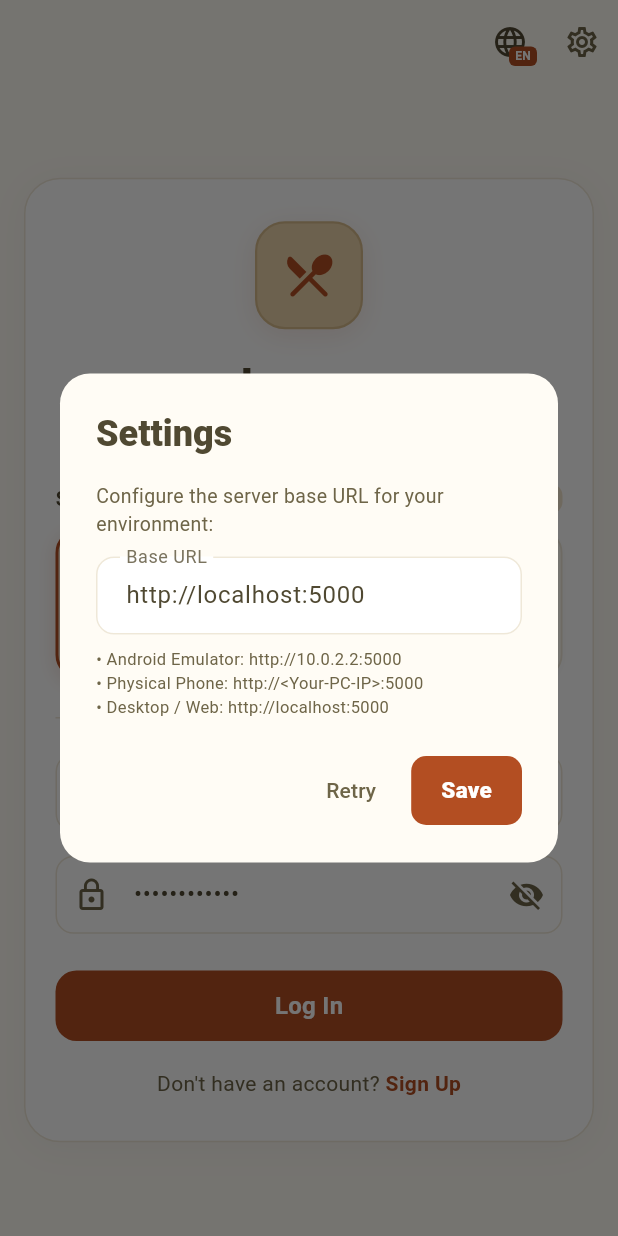
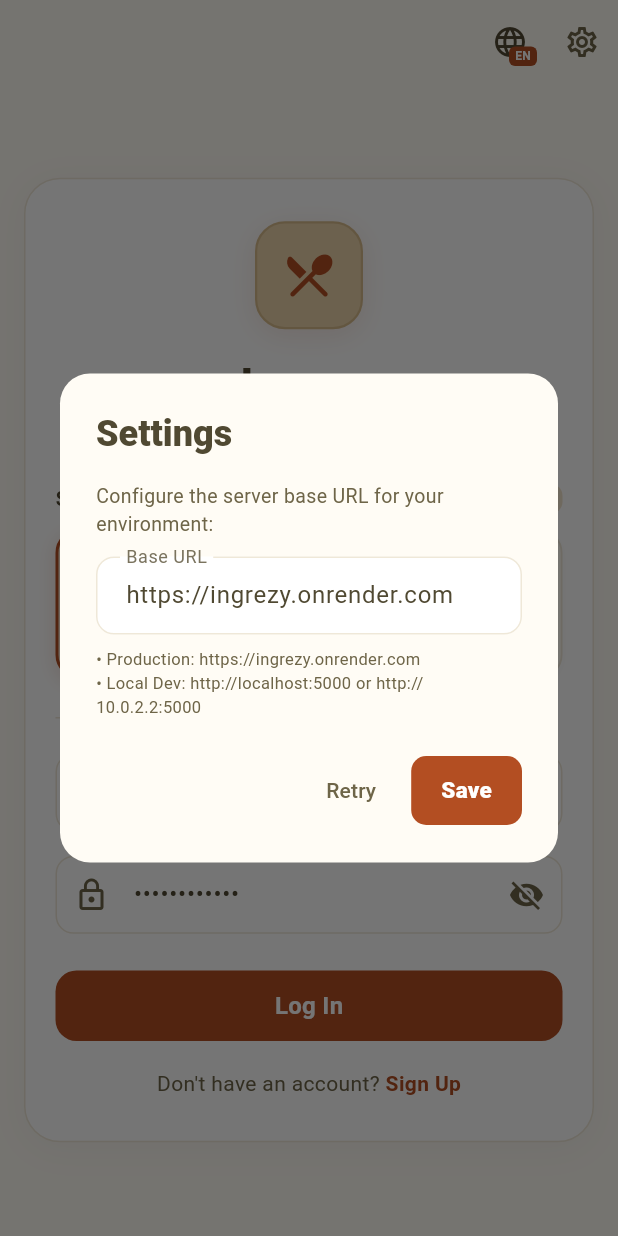
Before and after one commit to whoisshrru/ingrezy, a Flutter app: the screen it shows after launch, after a tap on the "settings" icon, on a phone screen of 412 x 824 dp. Run offline on Flutter 3.47's test engine with Material 3 defaults, Android fonts, the phone set to English and light mode, and no system bars; our stand-ins replace shared_preferences; accounts and stored records are empty.

Commit message:
feat(api): connect admin panel and mobile app to deployed Render backend

```diff
--- a/mobile/lib/config/api_config.dart
+++ b/mobile/lib/config/api_config.dart
@@ -1,20 +1,18 @@
-import 'package:flutter/foundation.dart';
 import 'package:shared_preferences/shared_preferences.dart';
 
 class ApiConfig {
   static const String _prefKeyBaseUrl = 'ingrezy_custom_base_url';
 
-  // Default host per platform
+  /// Production deployed backend URL on Render
+  static const String productionBaseUrl = 'https://ingrezy.onrender.com';
+
+  /// Default API base URL: defaults to the deployed production Render URL across all platforms
+  /// (Web, Android emulator & physical device, iOS, macOS, Windows, Linux).
+  /// Can be overridden for local development using:
+  /// flutter run --dart-define=API_BASE_URL=http://localhost:5000
   static String get defaultBaseUrl {
-    if (kIsWeb) {
-      return 'http://localhost:5000';
-    }
-    // Android: uses http://localhost:5000 via 'adb reverse tcp:5000 tcp:5000' over USB
-    if (defaultTargetPlatform == TargetPlatform.android) {
-      return 'http://localhost:5000';
-    }
-    // Windows / macOS / Linux / iOS simulator
-    return 'http://localhost:5000';
+    const envBaseUrl = String.fromEnvironment('API_BASE_URL', defaultValue: productionBaseUrl);
+    return envBaseUrl;
   }
 
   static String _currentBaseUrl = defaultBaseUrl;
@@ -25,7 +23,16 @@ class ApiConfig {
     final prefs = await SharedPreferences.getInstance();
     final savedUrl = prefs.getString(_prefKeyBaseUrl);
     if (savedUrl != null && savedUrl.trim().isNotEmpty) {
-      _currentBaseUrl = savedUrl.trim();
+      final trimmed = savedUrl.trim();
+      // Auto-migrate stale local development URLs to the deployed production URL
+      if (trimmed == 'http://localhost:5000' ||
+          trimmed == 'http://10.0.2.2:5000' ||
+          trimmed == 'http://127.0.0.1:5000') {
+        _currentBaseUrl = defaultBaseUrl;
+        await prefs.remove(_prefKeyBaseUrl);
+      } else {
+        _currentBaseUrl = trimmed;
+      }
     } else {
       _currentBaseUrl = defaultBaseUrl;
     }
--- a/mobile/lib/screens/auth/login_screen.dart
+++ b/mobile/lib/screens/auth/login_screen.dart
@@ -87,12 +87,12 @@ class _LoginScreenState extends State<LoginScreen> {
               style: const TextStyle(color: AppTheme.cocoaBrown),
               decoration: const InputDecoration(
                 labelText: 'Base URL',
-                hintText: 'e.g. http://10.0.2.2:5000 or http://192.168.1.5:5000',
+                hintText: 'https://ingrezy.onrender.com',
               ),
             ),
             const SizedBox(height: 8),
             const Text(
-              '• Android Emulator: http://10.0.2.2:5000\n• Physical Phone: http://<Your-PC-IP>:5000\n• Desktop / Web: http://localhost:5000',
+              '• Production: https://ingrezy.onrender.com\n• Local Dev: http://localhost:5000 or http://10.0.2.2:5000',
               style: TextStyle(fontSize: 11, color: AppTheme.cocoaBrownLight),
             ),
           ],
```
Also changed, not shown: 4 other files.
